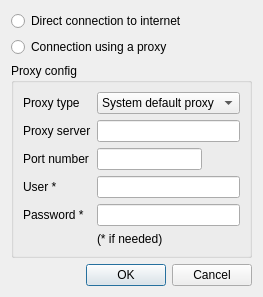
This is src/Ui/paramProxy.ui in nohal/qtVlm as Qt 5 draws it before an edit. The edited form follows.
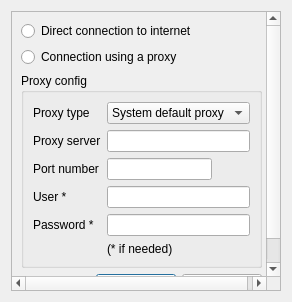
This is the edited form.

```diff
--- a/src/Ui/paramProxy.ui
+++ b/src/Ui/paramProxy.ui
@@ -6,8 +6,8 @@
    <rect>
     <x>0</x>
     <y>0</y>
-    <width>256</width>
-    <height>267</height>
+    <width>292</width>
+    <height>302</height>
    </rect>
   </property>
   <property name="windowTitle">
@@ -15,6 +15,21 @@
   </property>
   <layout class="QVBoxLayout" name="verticalLayout">
    <item>
+    <widget class="QScrollArea" name="scrollArea">
+     <property name="widgetResizable">
+      <bool>true</bool>
+     </property>
+     <widget class="QWidget" name="scrollAreaWidgetContents">
+      <property name="geometry">
+       <rect>
+        <x>0</x>
+        <y>0</y>
+        <width>272</width>
+        <height>282</height>
+       </rect>
+      </property>
+      <layout class="QVBoxLayout" name="verticalLayout_2">
+       <item>
     <widget class="QRadioButton" name="noProxy_btn">
      <property name="text">
       <string>Direct connection to internet</string>
@@ -155,6 +170,10 @@
    </item>
   </layout>
  </widget>
+    </widget>
+   </item>
+  </layout>
+ </widget>
  <tabstops>
   <tabstop>noProxy_btn</tabstop>
   <tabstop>useProxy_btn</tabstop>
```
Left out of the diff: 3 changed lines with no effect on the pictures. Lines whose indentation alone changed are shown as unchanged.
